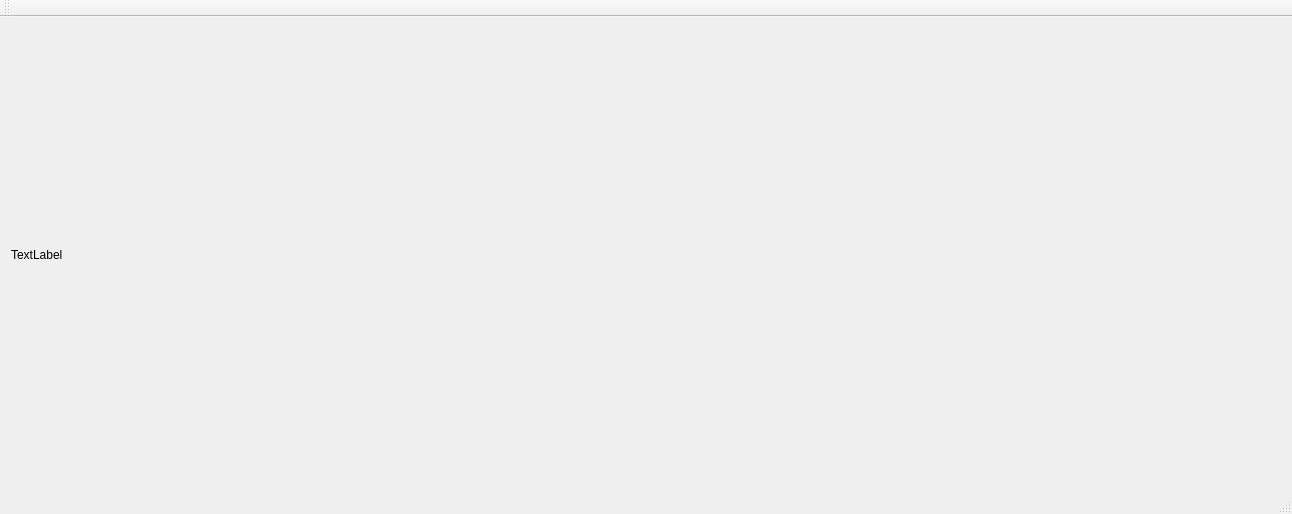
Before: the Qt Designer form Lab1/mainwindow.ui in PioSkay/Qt-Time-Reporting-System, drawn with Qt 5.
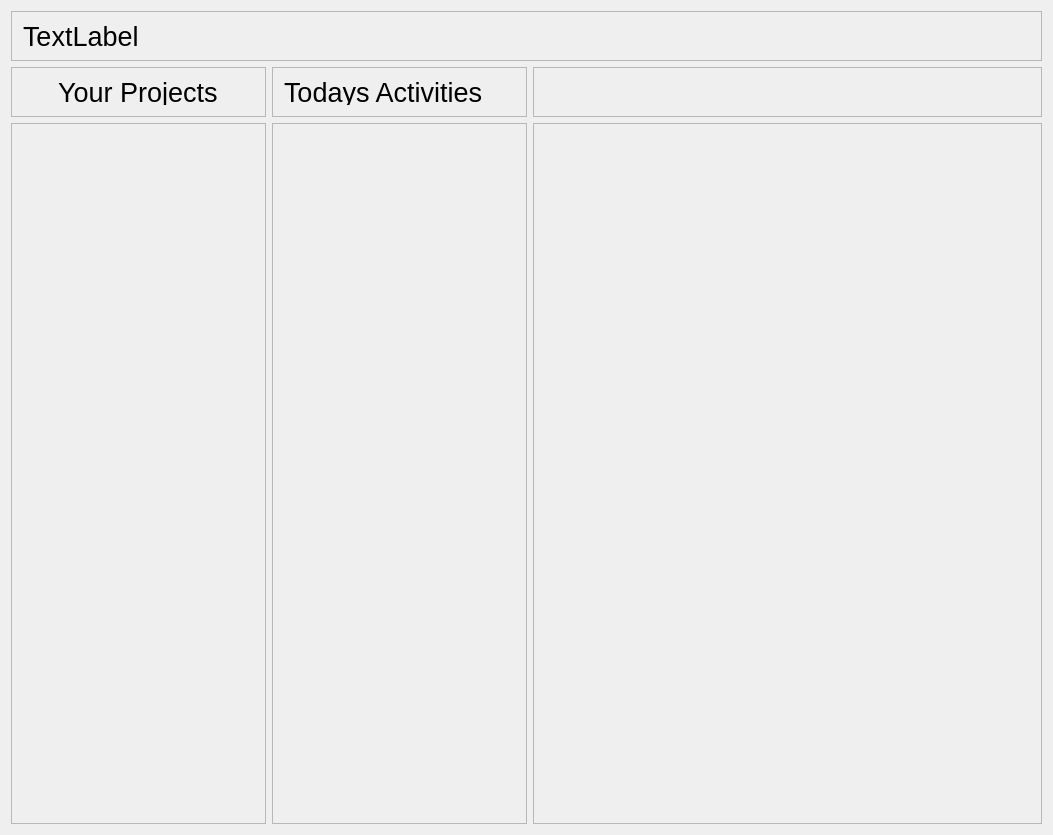
After: the same form once the commit is applied.

```diff
--- a/Lab1/mainwindow.ui
+++ b/Lab1/mainwindow.ui
@@ -6,8 +6,8 @@
    <rect>
     <x>0</x>
     <y>0</y>
-    <width>1292</width>
-    <height>514</height>
+    <width>1053</width>
+    <height>835</height>
    </rect>
   </property>
   <property name="windowTitle">
@@ -15,34 +15,170 @@
   </property>
   <widget class="QWidget" name="centralWidget">
    <layout class="QGridLayout" name="gridLayout">
-    <item row="0" column="0">
-     <widget class="QLabel" name="user">
-      <property name="text">
-       <string>TextLabel</string>
+    <item row="1" column="0">
+     <widget class="QFrame" name="frame_5">
+      <property name="maximumSize">
+       <size>
+        <width>16777215</width>
+        <height>50</height>
+       </size>
       </property>
+      <property name="frameShape">
+       <enum>QFrame::StyledPanel</enum>
+      </property>
+      <property name="frameShadow">
+       <enum>QFrame::Raised</enum>
+      </property>
+      <layout class="QHBoxLayout" name="horizontalLayout">
+       <item>
+        <widget class="QLabel" name="user_2">
+         <property name="sizePolicy">
+          <sizepolicy hsizetype="Fixed" vsizetype="Preferred">
+           <horstretch>0</horstretch>
+           <verstretch>0</verstretch>
+          </sizepolicy>
+         </property>
+         <property name="font">
+          <font>
+           <pointsize>20</pointsize>
+          </font>
+         </property>
+         <property name="text">
+          <string>Your Projects</string>
+         </property>
+        </widget>
+       </item>
+      </layout>
+     </widget>
+    </item>
+    <item row="1" column="2" colspan="2">
+     <widget class="QFrame" name="frame_6">
+      <property name="maximumSize">
+       <size>
+        <width>16777215</width>
+        <height>50</height>
+       </size>
+      </property>
+      <property name="frameShape">
+       <enum>QFrame::StyledPanel</enum>
+      </property>
+      <property name="frameShadow">
+       <enum>QFrame::Raised</enum>
+      </property>
+     </widget>
+    </item>
+    <item row="0" column="0" colspan="4">
+     <widget class="QFrame" name="frame_3">
+      <property name="maximumSize">
+       <size>
+        <width>16777215</width>
+        <height>50</height>
+       </size>
+      </property>
+      <property name="frameShape">
+       <enum>QFrame::StyledPanel</enum>
+      </property>
+      <property name="frameShadow">
+       <enum>QFrame::Raised</enum>
+      </property>
+      <layout class="QVBoxLayout" name="verticalLayout_4">
+       <item>
+        <widget class="QLabel" name="user">
+         <property name="font">
+          <font>
+           <pointsize>20</pointsize>
+          </font>
+         </property>
+         <property name="text">
+          <string>TextLabel</string>
+         </property>
+        </widget>
+       </item>
+      </layout>
+     </widget>
+    </item>
+    <item row="1" column="1">
+     <widget class="QFrame" name="frame_7">
+      <property name="maximumSize">
+       <size>
+        <width>16777215</width>
+        <height>50</height>
+       </size>
+      </property>
+      <property name="frameShape">
+       <enum>QFrame::StyledPanel</enum>
+      </property>
+      <property name="frameShadow">
+       <enum>QFrame::Raised</enum>
+      </property>
+      <layout class="QVBoxLayout" name="verticalLayout_3">
+       <item>
+        <widget class="QLabel" name="user_4">
+         <property name="sizePolicy">
+          <sizepolicy hsizetype="Preferred" vsizetype="Preferred">
+           <horstretch>0</horstretch>
+           <verstretch>0</verstretch>
+          </sizepolicy>
+         </property>
+         <property name="font">
+          <font>
+           <pointsize>20</pointsize>
+          </font>
+         </property>
+         <property name="text">
+          <string>Todays Activities</string>
+         </property>
+        </widget>
+       </item>
+      </layout>
+     </widget>
+    </item>
+    <item row="2" column="1">
+     <widget class="QFrame" name="frame_4">
+      <property name="maximumSize">
+       <size>
+        <width>300</width>
+        <height>16777215</height>
+       </size>
+      </property>
+      <property name="frameShape">
+       <enum>QFrame::StyledPanel</enum>
+      </property>
+      <property name="frameShadow">
+       <enum>QFrame::Raised</enum>
+      </property>
+      <layout class="QVBoxLayout" name="verticalLayout_2"/>
+     </widget>
+    </item>
+    <item row="2" column="2" colspan="2">
+     <widget class="QFrame" name="frame">
+      <property name="frameShape">
+       <enum>QFrame::StyledPanel</enum>
+      </property>
+      <property name="frameShadow">
+       <enum>QFrame::Raised</enum>
+      </property>
+     </widget>
+    </item>
+    <item row="2" column="0">
+     <widget class="QFrame" name="frame_2">
+      <property name="maximumSize">
+       <size>
+        <width>300</width>
+        <height>16777215</height>
+       </size>
+      </property>
+      <property name="frameShape">
+       <enum>QFrame::StyledPanel</enum>
+      </property>
+      <property name="frameShadow">
+       <enum>QFrame::Raised</enum>
+      </property>
+      <layout class="QVBoxLayout" name="verticalLayout"/>
      </widget>
     </item>
    </layout>
   </widget>
-  <widget class="QMenuBar" name="menuBar">
-   <property name="geometry">
-    <rect>
-     <x>0</x>
-     <y>0</y>
-     <width>1292</width>
-     <height>20</height>
-    </rect>
-   </property>
-  </widget>
-  <widget class="QToolBar" name="mainToolBar">
-   <attribute name="toolBarArea">
-    <enum>TopToolBarArea</enum>
-   </attribute>
-   <attribute name="toolBarBreak">
-    <bool>false</bool>
-   </attribute>
-  </widget>
-  <widget class="QStatusBar" name="statusBar"/>
  </widget>
  <layoutdefault spacing="6" margin="11"/>
  <resources/>
```
